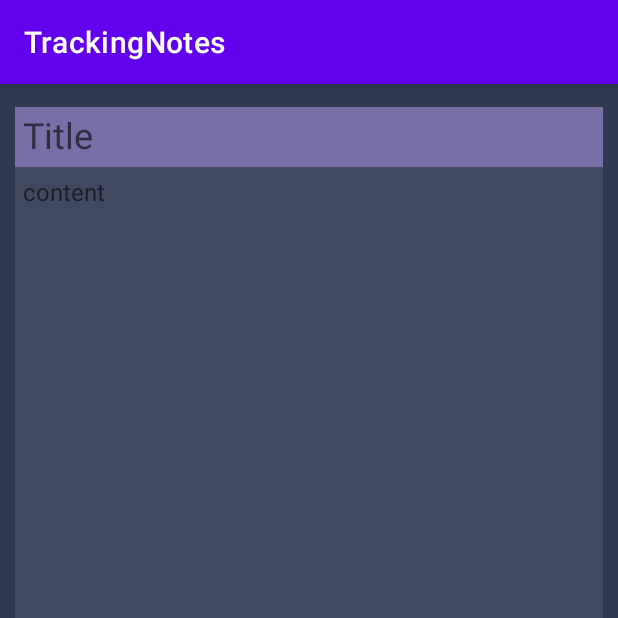
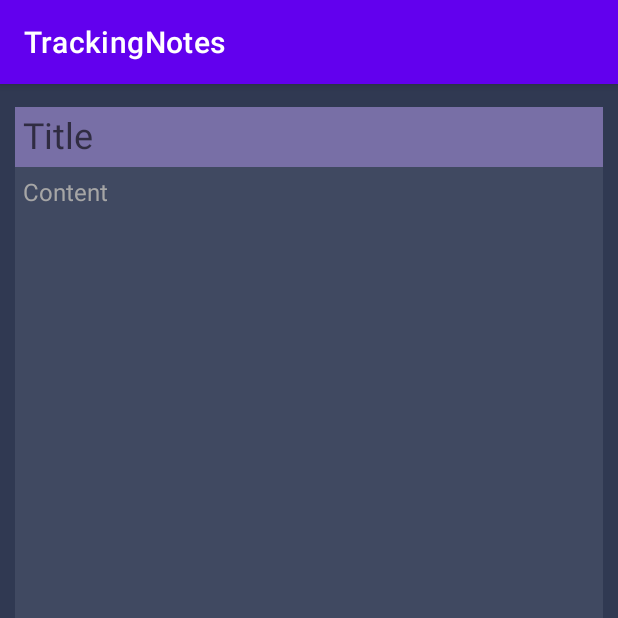
Before and after one commit to ReisMiner/TrackingNotes, an Android app: the writeNote screen opened directly, with no data from a screen before it, on a phone screen of 412 x 824 dp, the top half of it. Run offline under Robolectric (Android 15) with nearby library versions, the phone set to English and light mode, and no system bars.

Commit message:
layout finished

```diff
--- a/app/src/main/res/layout/activity_write_note.xml
+++ b/app/src/main/res/layout/activity_write_note.xml
@@ -47,7 +47,8 @@
                 android:layout_width="match_parent"
                 android:layout_height="match_parent"
                 android:background="@color/tileBG"
-                android:hint="content"
+                android:hint="Content"
+                android:textColorHint="#A6A6A6"
                 android:textColor="@color/fontColor"
                 android:textSize="16sp"
                 android:textAlignment="viewStart"
```
